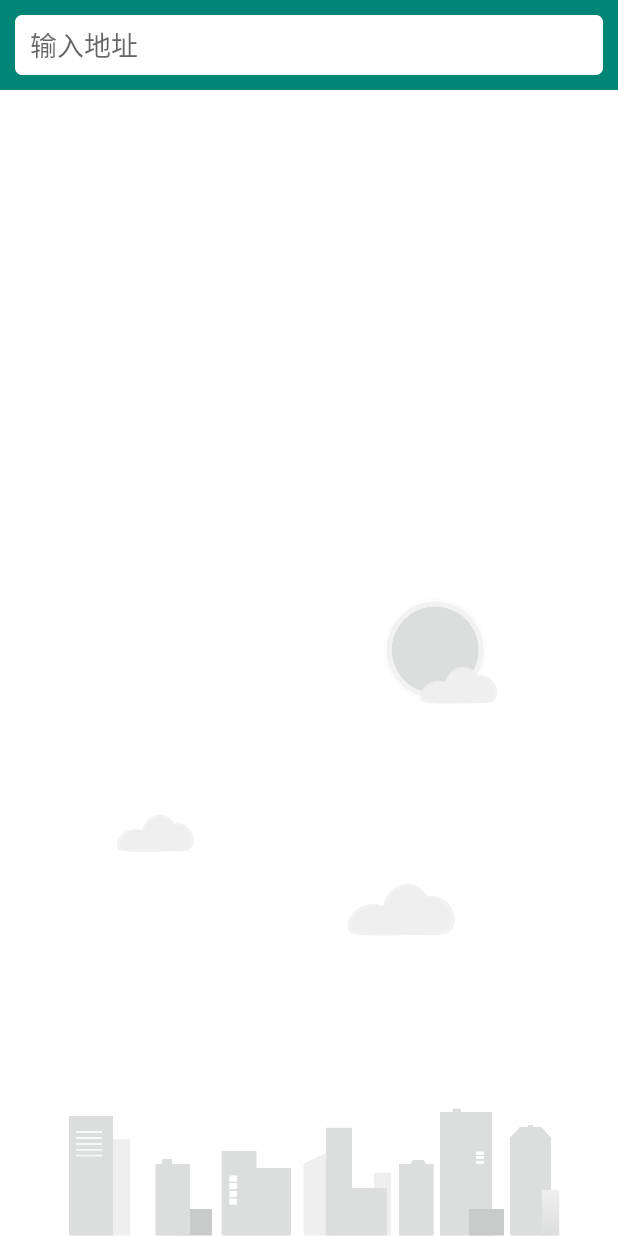
After one commit to JiChenHao/SunnyWeather, an Android app: the layout fragment_place.xml on its own in the app's theme, with its tools: preview values and no code run, on a phone screen of 412 x 824 dp. The commit adds this screen. Run offline under Robolectric (Android 15) with nearby library versions, the phone set to English and light mode, and no system bars.

Commit message:
实现搜索全球城市数据功能

```diff
--- a/app/build.gradle.kts
+++ b/app/build.gradle.kts
@@ -40,7 +40,9 @@ android {
 }
 
 dependencies {
-    implementation("androidx.recyclerview:recyclerview:1.3.2")
+    val fragment_version = "1.6.2"
+    implementation("androidx.fragment:fragment-ktx:$fragment_version")
+    implementation("androidx.recyclerview:recyclerview:1.0.0")
 
     implementation("androidx.lifecycle:lifecycle-extensions:2.2.0")
     implementation("androidx.lifecycle:lifecycle-livedata-ktx:2.2.0")
@@ -62,5 +64,4 @@ dependencies {
     testImplementation("junit:junit:4.13.2")
     androidTestImplementation("androidx.test.ext:junit:1.1.5")
     androidTestImplementation("androidx.test.espresso:espresso-core:3.5.1")
-
 }
--- a/app/src/main/AndroidManifest.xml
+++ b/app/src/main/AndroidManifest.xml
@@ -2,6 +2,7 @@
 <manifest xmlns:android="http://schemas.android.com/apk/res/android"
     xmlns:tools="http://schemas.android.com/tools">
 
+    <uses-permission android:name="android.permission.INTERNET"/>
     <application
         android:name=".SunnyWeatherApplication"
         android:allowBackup="true"
--- a/app/src/main/java/com/sunnyweather/android/MainActivity.kt
+++ b/app/src/main/java/com/sunnyweather/android/MainActivity.kt
@@ -5,10 +5,8 @@ import android.os.Bundle
 import com.sunnyweather.android.databinding.ActivityMainBinding
 
 class MainActivity : AppCompatActivity() {
-    private lateinit var activityMainBinding: ActivityMainBinding
     override fun onCreate(savedInstanceState: Bundle?) {
-        activityMainBinding = ActivityMainBinding.inflate(layoutInflater)
         super.onCreate(savedInstanceState)
-        setContentView(activityMainBinding.root)
+        setContentView(R.layout.activity_main)
     }
 }
--- a/app/src/main/java/com/sunnyweather/android/ui/place/PlaceViewModel.kt
+++ b/app/src/main/java/com/sunnyweather/android/ui/place/PlaceViewModel.kt
@@ -1,15 +1,17 @@
 package com.sunnyweather.android.ui.place
 
+import androidx.lifecycle.LiveData
 import androidx.lifecycle.MutableLiveData
-import androidx.lifecycle.Transformations
 import androidx.lifecycle.ViewModel
+import androidx.lifecycle.switchMap
 import com.sunnyweather.android.logic.Repository
 import com.sunnyweather.android.logic.model.Place
+import com.sunnyweather.android.logic.model.PlaceResponse
 
 class PlaceViewModel : ViewModel() {
     private val searchLiveData = MutableLiveData<String>()
     val placeList = ArrayList<Place>()
-    val placeLiveData = Transformations.switchMap(searchLiveData) { query ->
+    val placeLiveData:LiveData<Result<List<Place>>> = searchLiveData.switchMap{ query ->
         Repository.searchPlaces(query)
     }
 
--- /dev/null
+++ b/app/src/main/res/layout/fragment_place.xml
@@ -0,0 +1,42 @@
+<?xml version="1.0" encoding="utf-8"?>
+<RelativeLayout xmlns:android="http://schemas.android.com/apk/res/android"
+    android:layout_width="match_parent"
+    android:layout_height="match_parent"
+    android:background="?android:windowBackground">
+
+    <ImageView
+        android:id="@+id/bgImageView"
+        android:layout_width="match_parent"
+        android:layout_height="wrap_content"
+        android:layout_alignParentBottom="true"
+        android:src="@drawable/bg_place" />
+
+    <FrameLayout
+        android:id="@+id/actionBarLayout"
+        android:layout_width="match_parent"
+        android:layout_height="60dp"
+        android:background="@color/colorPrimary">
+
+        <!--搜索框-->
+        <EditText
+            android:id="@+id/searchPlaceEdit"
+            android:layout_width="match_parent"
+            android:layout_height="40dp"
+            android:layout_gravity="center_vertical"
+            android:layout_marginStart="10dp"
+            android:layout_marginEnd="10dp"
+            android:background="@drawable/search_bg"
+            android:hint="输入地址"
+            android:paddingStart="10dp"
+            android:paddingEnd="10dp" />
+    </FrameLayout>
+    <!--展示搜索结果-->
+    <androidx.recyclerview.widget.RecyclerView
+        android:id="@+id/recyclerView"
+        android:layout_width="match_parent"
+        android:layout_height="match_parent"
+        android:layout_below="@id/actionBarLayout"
+        android:visibility="gone" />
+
+
+</RelativeLayout>
--- a/app/src/main/res/values-night/themes.xml
+++ b/app/src/main/res/values-night/themes.xml
@@ -1,6 +1,6 @@
 <resources xmlns:tools="http://schemas.android.com/tools">
     <!-- Base application theme. -->
-    <style name="Base.Theme.SunnyWeather" parent="Theme.Material3.DayNight.NoActionBar">
+    <style name="Base.Theme.SunnyWeather" parent="Theme.MaterialComponents.DayNight.NoActionBar">
         <!-- Customize your dark theme here. -->
         <!-- <item name="colorPrimary">@color/my_dark_primary</item> -->
     </style>
--- a/app/src/main/res/values/colors.xml
+++ b/app/src/main/res/values/colors.xml
@@ -2,4 +2,7 @@
 <resources>
     <color name="black">#FF000000</color>
     <color name="white">#FFFFFFFF</color>
+    <color name="colorPrimary">#008577</color>
+    <color name="colorPrimaryDark">#005474</color>
+    <color name="colorAccent">#D81B60</color>
 </resources>
--- a/app/src/main/res/values/themes.xml
+++ b/app/src/main/res/values/themes.xml
@@ -1,6 +1,6 @@
 <resources xmlns:tools="http://schemas.android.com/tools">
     <!-- Base application theme. -->
-    <style name="Base.Theme.SunnyWeather" parent="Theme.Material3.DayNight.NoActionBar">
+    <style name="Base.Theme.SunnyWeather" parent="Theme.MaterialComponents.Light.NoActionBar">
         <!-- Customize your light theme here. -->
         <!-- <item name="colorPrimary">@color/my_light_primary</item> -->
     </style>
```
Also changed, not shown: app/src/main/java/com/sunnyweather/android/ui/place/PlaceAdapter.kt (added, +32 -0 lines), app/src/main/java/com/sunnyweather/android/ui/place/PlaceFragment.kt (added, +81 -0 lines), app/src/main/res/layout/activity_main.xml (+15 -11 lines), app/src/main/res/layout/place_item.xml (added, +31 -0 lines).
